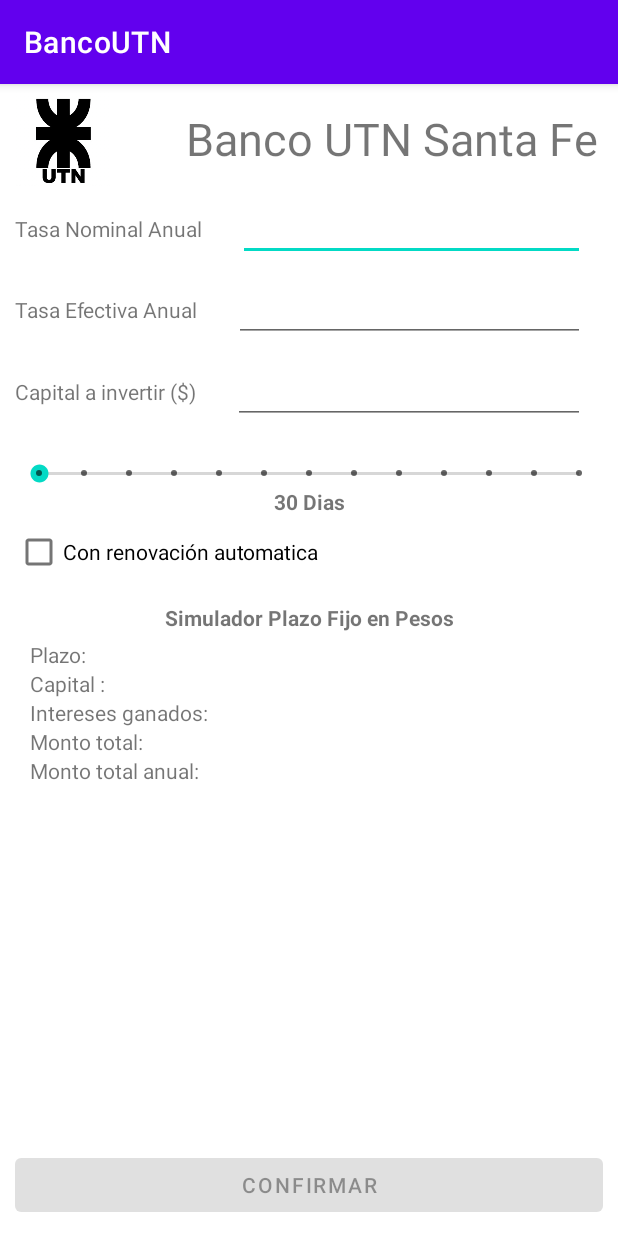
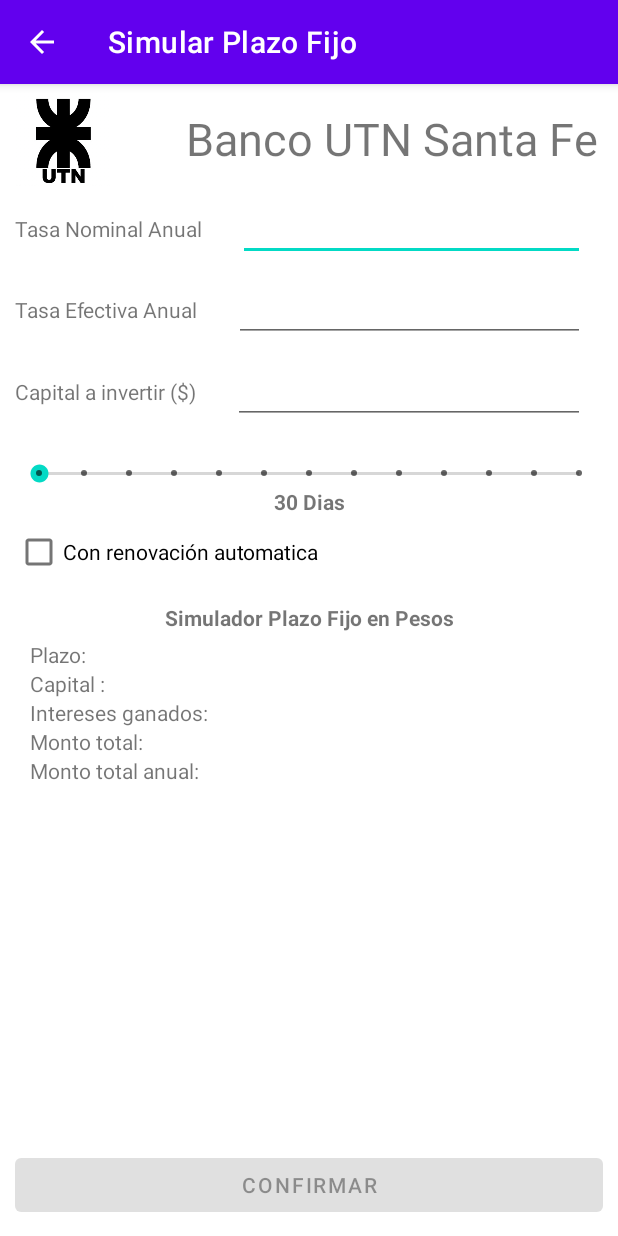
Before and after one commit to German-Vanni/BancoUTN, an Android app: the SimularPlazoFijo screen opened directly, with no data from a screen before it, on a phone screen of 412 x 824 dp. Run offline under Robolectric (Android 15) with nearby library versions, the phone set to English and light mode, and no system bars.

Commit message:
Mantener estado no funciona action bar funciona

```diff
--- a/app/src/main/AndroidManifest.xml
+++ b/app/src/main/AndroidManifest.xml
@@ -15,6 +15,7 @@
         tools:targetApi="31">
         <activity
             android:name=".SimularPlazoFijo"
+            android:parentActivityName=".MainActivity"
             android:exported="false"/>
 <!--            <meta-data-->
 <!--                    android:name="android.support.PARENT_ACTIVITY"-->
--- a/app/src/main/java/com/example/banco_utn_gts/SimularPlazoFijo.java
+++ b/app/src/main/java/com/example/banco_utn_gts/SimularPlazoFijo.java
@@ -32,6 +32,8 @@ public class SimularPlazoFijo extends AppCompatActivity {
         binding = ActivitySimularPlazoFijoBinding.inflate(getLayoutInflater());
         setContentView(binding.getRoot());
 
+        getSupportActionBar().setTitle("Simular Plazo Fijo");
+        getSupportActionBar().setDisplayHomeAsUpEnabled(true);
         //TEST
 //        binding.capitalInvertirEditText.setText("100000");
 //        binding.tasaNominalAnualEditText.setText("69.5");
--- a/app/src/main/res/layout/activity_simular_plazo_fijo.xml
+++ b/app/src/main/res/layout/activity_simular_plazo_fijo.xml
@@ -127,7 +127,8 @@
         <CheckBox
             android:layout_width="match_parent"
             android:layout_height="match_parent"
-            android:text="Con renovación automatica">
+            android:text="Con renovación automatica"
+            android:id="@+id/check_renov">
 
         </CheckBox>
 
```
Also changed, not shown: app/src/main/java/com/example/banco_utn_gts/MainActivity.java (+39 -4 lines), app/src/main/res/layout/activity_main.xml (+6 -4 lines).
